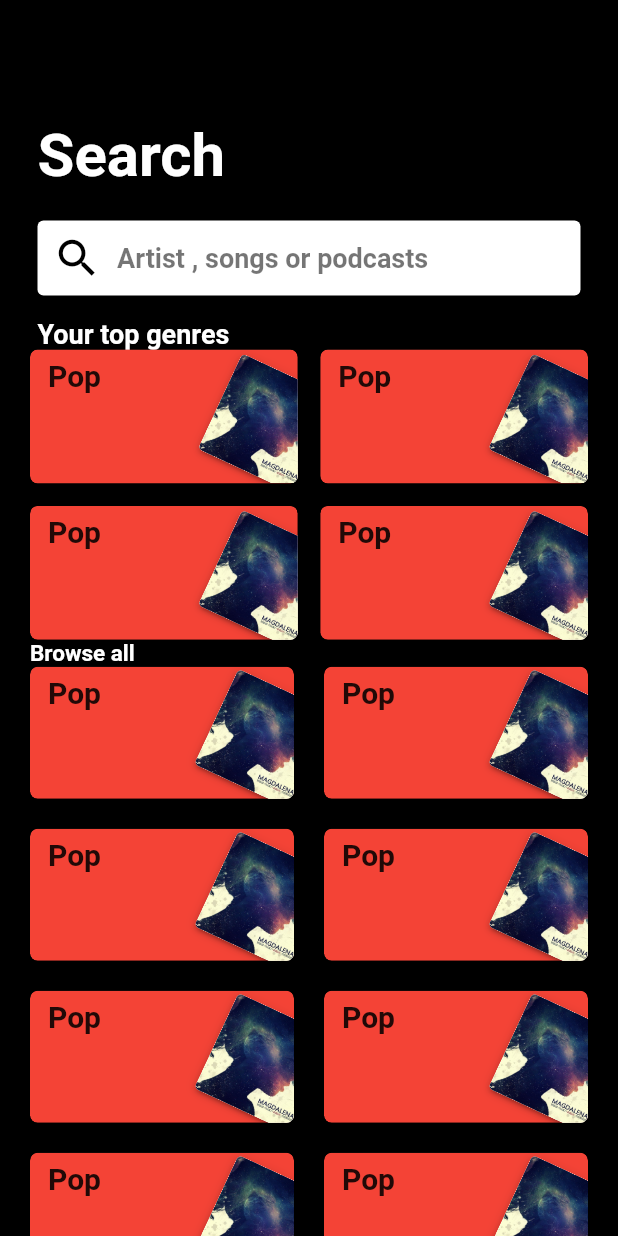
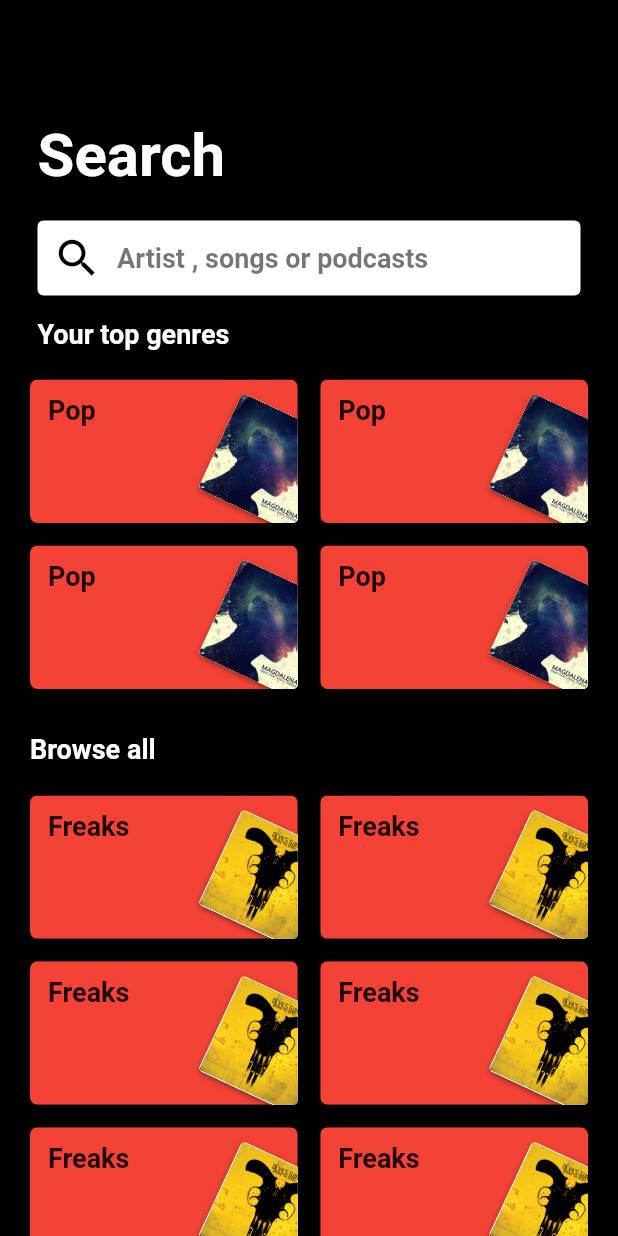
Before and after one commit to mithson/resonance, a Flutter app: the Search screen opened directly, on a phone screen of 412 x 824 dp. Run offline on Flutter 3.47's test engine with Material 2 defaults, Android fonts, the phone set to English and light mode, and no system bars; our stand-ins replace font_awesome_flutter.

```diff
--- a/lib/screens/search.dart
+++ b/lib/screens/search.dart
@@ -90,8 +90,10 @@ class _SearchState extends State<Search> {
                       fontSize: 18)),
             ),
             Padding(
-              padding: EdgeInsets.symmetric(horizontal: 20),
+              padding:
+                  EdgeInsets.only(left: 20, top: 20, right: 20, bottom: 10),
               child: GridView.builder(
+                padding: EdgeInsets.zero,
                 shrinkWrap: true,
                 physics: BouncingScrollPhysics(),
                 itemCount: 4,
@@ -99,51 +101,35 @@ class _SearchState extends State<Search> {
                     context, 'Pop', Colors.red, 'assets/images/album7.jpg'),
                 gridDelegate: SliverGridDelegateWithFixedCrossAxisCount(
                     crossAxisCount: 2,
-                    childAspectRatio: 2,
+                    childAspectRatio: 1.8666,
                     crossAxisSpacing: 15,
                     mainAxisSpacing: 15),
               ),
             ),
-
             Padding(
-              padding: EdgeInsets.symmetric(horizontal: 20),
+              padding: EdgeInsets.symmetric(horizontal: 20, vertical: 20),
               child: Text('Browse all',
                   style: TextStyle(
                       color: Colors.white,
                       fontWeight: FontWeight.bold,
-                      fontSize: 15)),
+                      fontSize: 18)),
             ),
-            // GridView.count(
-            //   physics: BouncingScrollPhysics(),
-            //   scrollDirection: Axis.vertical,
-            //   shrinkWrap: true,
-            //   crossAxisCount: 2,
-            //   crossAxisSpacing: 10,
-            //   mainAxisSpacing: 20,
-            //   children: List.generate(5, (index) {
-            //     return Container(
-            //       margin: EdgeInsets.symmetric(horizontal: 20),
-            //       color: Colors.blue,
-            //     );
-            //   }),
-            // ),
             Padding(
-              padding: EdgeInsets.symmetric(horizontal: 20),
+              padding:
+                  EdgeInsets.only(left: 20, top: 0, right: 20, bottom: 120),
               child: GridView.builder(
+                padding: EdgeInsets.zero,
                 shrinkWrap: true,
                 physics: BouncingScrollPhysics(),
                 itemCount: 10,
                 itemBuilder: (context, index) => ItemTile(
-                    context, 'Pop', Colors.red, 'assets/images/album7.jpg'),
+                    context, 'Freaks', Colors.red, 'assets/images/album6.jpg'),
                 gridDelegate: SliverGridDelegateWithFixedCrossAxisCount(
                     crossAxisCount: 2,
-                    childAspectRatio: 2,
-                    crossAxisSpacing: 20,
-                    mainAxisSpacing: 20),
+                    childAspectRatio: 1.8666,
+                    crossAxisSpacing: 15,
+                    mainAxisSpacing: 15),
               ),
-            ),
-            SizedBox(
-              height: 10,
             ),
           ],
         ),
@@ -154,8 +140,9 @@ class _SearchState extends State<Search> {
   Widget ItemTile(
       BuildContext context, String text, Color color, String image) {
     return ClipRRect(
-      borderRadius: BorderRadius.circular(5),
+      borderRadius: BorderRadius.circular(3),
       child: Container(
+        height: 180,
         decoration: BoxDecoration(
             color: color,
             borderRadius: BorderRadius.circular(5),
@@ -200,12 +187,12 @@ class _SearchState extends State<Search> {
             ),
             Padding(
               padding:
-                  const EdgeInsets.symmetric(horizontal: 12.0, vertical: 6.0),
+                  const EdgeInsets.symmetric(horizontal: 12.0, vertical: 10),
               child: Text(text,
                   style: Theme.of(context)
                       .textTheme
                       .bodyText1!
-                      .copyWith(fontSize: 20, fontWeight: FontWeight.bold)),
+                      .copyWith(fontSize: 18, fontWeight: FontWeight.bold)),
             ),
           ],
         ),
```
